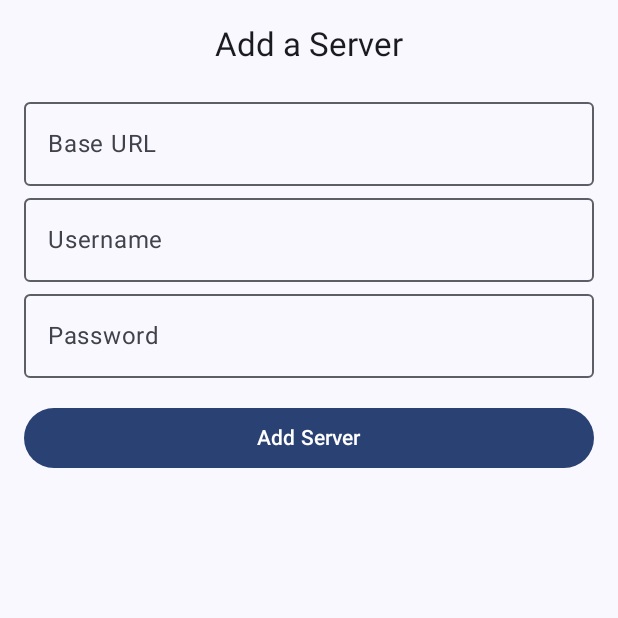
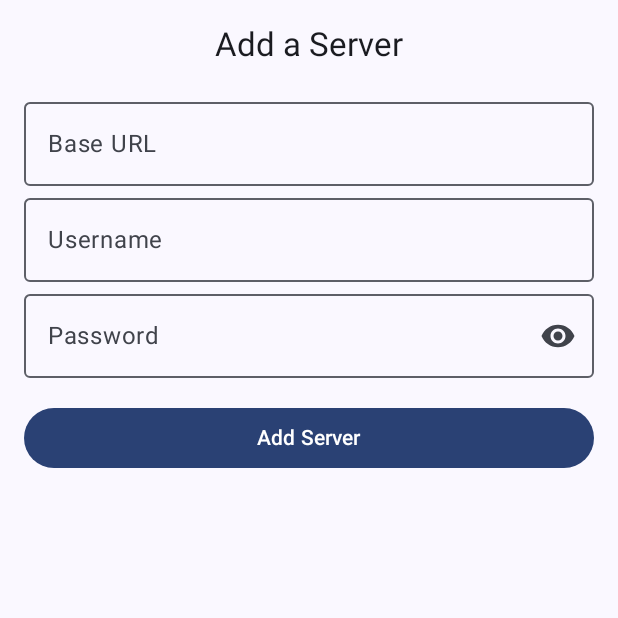
Before and after one commit to MarkAdamson/PowerampSubsonicProvider, an Android app built with Jetpack Compose: the screen it shows after launch (MainActivity), on a phone screen of 412 x 824 dp, the top half of it. Run offline under Robolectric (Android 15) with nearby library versions, the phone set to English and light mode, and no system bars.

Commit message:
Add Server field interactions complete

```diff
--- a/app/src/main/java/com/markadamson83/powerampsubsonicprovider/addserver/AddServer.kt
+++ b/app/src/main/java/com/markadamson83/powerampsubsonicprovider/addserver/AddServer.kt
@@ -1,5 +1,6 @@
 package com.markadamson83.powerampsubsonicprovider.addserver
 
+import androidx.annotation.StringRes
 import androidx.compose.foundation.layout.Arrangement
 import androidx.compose.foundation.layout.Column
 import androidx.compose.foundation.layout.Row
@@ -10,18 +11,26 @@ import androidx.compose.foundation.layout.height
 import androidx.compose.foundation.layout.padding
 import androidx.compose.material3.Button
 import androidx.compose.material3.ExperimentalMaterial3Api
+import androidx.compose.material3.Icon
+import androidx.compose.material3.IconButton
 import androidx.compose.material3.MaterialTheme.typography
 import androidx.compose.material3.OutlinedTextField
 import androidx.compose.material3.Text
 import androidx.compose.runtime.Composable
+import androidx.compose.runtime.getValue
+import androidx.compose.runtime.mutableStateOf
+import androidx.compose.runtime.remember
+import androidx.compose.runtime.setValue
 import androidx.compose.ui.Modifier
+import androidx.compose.ui.res.painterResource
 import androidx.compose.ui.res.stringResource
+import androidx.compose.ui.text.input.PasswordVisualTransformation
+import androidx.compose.ui.text.input.VisualTransformation
 import androidx.compose.ui.tooling.preview.Devices
 import androidx.compose.ui.tooling.preview.Preview
 import androidx.compose.ui.unit.dp
 import com.markadamson83.powerampsubsonicprovider.R
 
-@OptIn(ExperimentalMaterial3Api::class)
 @Composable
 @Preview(device = Devices.PIXEL_4_XL)
 fun AddServer() {
@@ -30,39 +39,22 @@ fun AddServer() {
             .fillMaxSize()
             .padding(16.dp)
     ) {
-        Row(
-            modifier = Modifier.fillMaxWidth(),
-            horizontalArrangement = Arrangement.Center
-        ) {
-            Text(
-                text = stringResource(R.string.add_a_server),
-                style = typography.titleLarge
-            )
-        }
+        ScreenTitle(R.string.add_a_server)
         Spacer(modifier = Modifier.height(16.dp))
-        OutlinedTextField(
-            modifier = Modifier.fillMaxWidth(),
-            value = "",
-            label = {
-                Text(text = stringResource(R.string.base_url_hint))
-            },
-            onValueChange = { }
+        var baseURL by remember { mutableStateOf("") }
+        var username by remember { mutableStateOf("")}
+        var password by remember { mutableStateOf("") }
+        BaseURLField(
+            value = baseURL,
+            onValueChange = { baseURL = it }
         )
-        OutlinedTextField(
-            modifier = Modifier.fillMaxWidth(),
-            value = "",
-            label = {
-                Text(text = stringResource(R.string.username_hint))
-            },
-            onValueChange = { }
+        UsernameField(
+            value = username,
+            onValueChange = { username = it }
         )
-        OutlinedTextField(
-            modifier = Modifier.fillMaxWidth(),
-            value = "",
-            label = {
-                Text(text = stringResource(R.string.password_hint))
-            },
-            onValueChange = { }
+        PasswordField(
+            value = password,
+            onValueChange = { password = it }
         )
         Spacer(modifier = Modifier.height(16.dp))
         Button(
@@ -73,3 +65,74 @@ fun AddServer() {
         }
     }
 }
+
+@Composable
+private fun ScreenTitle(@StringRes resource: Int) {
+    Row(
+        modifier = Modifier.fillMaxWidth(),
+        horizontalArrangement = Arrangement.Center
+    ) {
+        Text(
+            text = stringResource(resource),
+            style = typography.titleLarge
+        )
+    }
+}
+
+@Composable
+@OptIn(ExperimentalMaterial3Api::class)
+private fun BaseURLField(
+    value: String,
+    onValueChange: (String) -> Unit
+) {
+    OutlinedTextField(
+        modifier = Modifier.fillMaxWidth(),
+        value = value,
+        label = {
+            Text(text = stringResource(R.string.base_url_hint))
+        },
+        onValueChange = onValueChange
+    )
+}
+
+@Composable
+@OptIn(ExperimentalMaterial3Api::class)
+private fun UsernameField(
+    value: String,
+    onValueChange: (String) -> Unit
+) {
+    OutlinedTextField(
+        modifier = Modifier.fillMaxWidth(),
+        value = value,
+        label = {
+            Text(text = stringResource(R.string.username_hint))
+        },
+        onValueChange = onValueChange
+    )
+}
+
+@Composable
+@OptIn(ExperimentalMaterial3Api::class)
+private fun PasswordField(
+    value: String,
+    onValueChange: (String) -> Unit
+) {
+    var isVisible by remember { mutableStateOf(false) }
+    OutlinedTextField(
+        modifier = Modifier.fillMaxWidth(),
+        value = value,
+        trailingIcon = {
+            IconButton(onClick = { isVisible = !isVisible }) {
+                Icon(
+                    painter = painterResource(id = if(isVisible) R.drawable.ic_visibility_off_24 else R.drawable.ic_visibility),
+                    contentDescription = stringResource(R.string.toggle_password_visibility)
+                )
+            }
+        },
+        visualTransformation = if (isVisible) VisualTransformation.None else PasswordVisualTransformation(),
+        label = {
+            Text(text = stringResource(R.string.password_hint))
+        },
+        onValueChange = onValueChange
+    )
+}
--- /dev/null
+++ b/app/src/main/res/drawable/ic_visibility.xml
@@ -0,0 +1,5 @@
+<vector android:height="24dp" android:tint="#000000"
+    android:viewportHeight="24" android:viewportWidth="24"
+    android:width="24dp" xmlns:android="http://schemas.android.com/apk/res/android">
+    <path android:fillColor="@android:color/white" android:pathData="M12,4.5C7,4.5 2.73,7.61 1,12c1.73,4.39 6,7.5 11,7.5s9.27,-3.11 11,-7.5c-1.73,-4.39 -6,-7.5 -11,-7.5zM12,17c-2.76,0 -5,-2.24 -5,-5s2.24,-5 5,-5 5,2.24 5,5 -2.24,5 -5,5zM12,9c-1.66,0 -3,1.34 -3,3s1.34,3 3,3 3,-1.34 3,-3 -1.34,-3 -3,-3z"/>
+</vector>
--- /dev/null
+++ b/app/src/main/res/drawable/ic_visibility_off_24.xml
@@ -0,0 +1,5 @@
+<vector android:height="24dp" android:tint="#000000"
+    android:viewportHeight="24" android:viewportWidth="24"
+    android:width="24dp" xmlns:android="http://schemas.android.com/apk/res/android">
+    <path android:fillColor="@android:color/white" android:pathData="M12,7c2.76,0 5,2.24 5,5 0,0.65 -0.13,1.26 -0.36,1.83l2.92,2.92c1.51,-1.26 2.7,-2.89 3.43,-4.75 -1.73,-4.39 -6,-7.5 -11,-7.5 -1.4,0 -2.74,0.25 -3.98,0.7l2.16,2.16C10.74,7.13 11.35,7 12,7zM2,4.27l2.28,2.28 0.46,0.46C3.08,8.3 1.78,10.02 1,12c1.73,4.39 6,7.5 11,7.5 1.55,0 3.03,-0.3 4.38,-0.84l0.42,0.42L19.73,22 21,20.73 3.27,3 2,4.27zM7.53,9.8l1.55,1.55c-0.05,0.21 -0.08,0.43 -0.08,0.65 0,1.66 1.34,3 3,3 0.22,0 0.44,-0.03 0.65,-0.08l1.55,1.55c-0.67,0.33 -1.41,0.53 -2.2,0.53 -2.76,0 -5,-2.24 -5,-5 0,-0.79 0.2,-1.53 0.53,-2.2zM11.84,9.02l3.15,3.15 0.02,-0.16c0,-1.66 -1.34,-3 -3,-3l-0.17,0.01z"/>
+</vector>
--- a/app/src/main/res/values/strings.xml
+++ b/app/src/main/res/values/strings.xml
@@ -7,4 +7,5 @@
     <string name="add_server">Add Server</string>
     <string name="servers">Servers</string>
     <string name="add_a_server">Add a Server</string>
+    <string name="toggle_password_visibility">Toggle Visibility</string>
 </resources>
```
